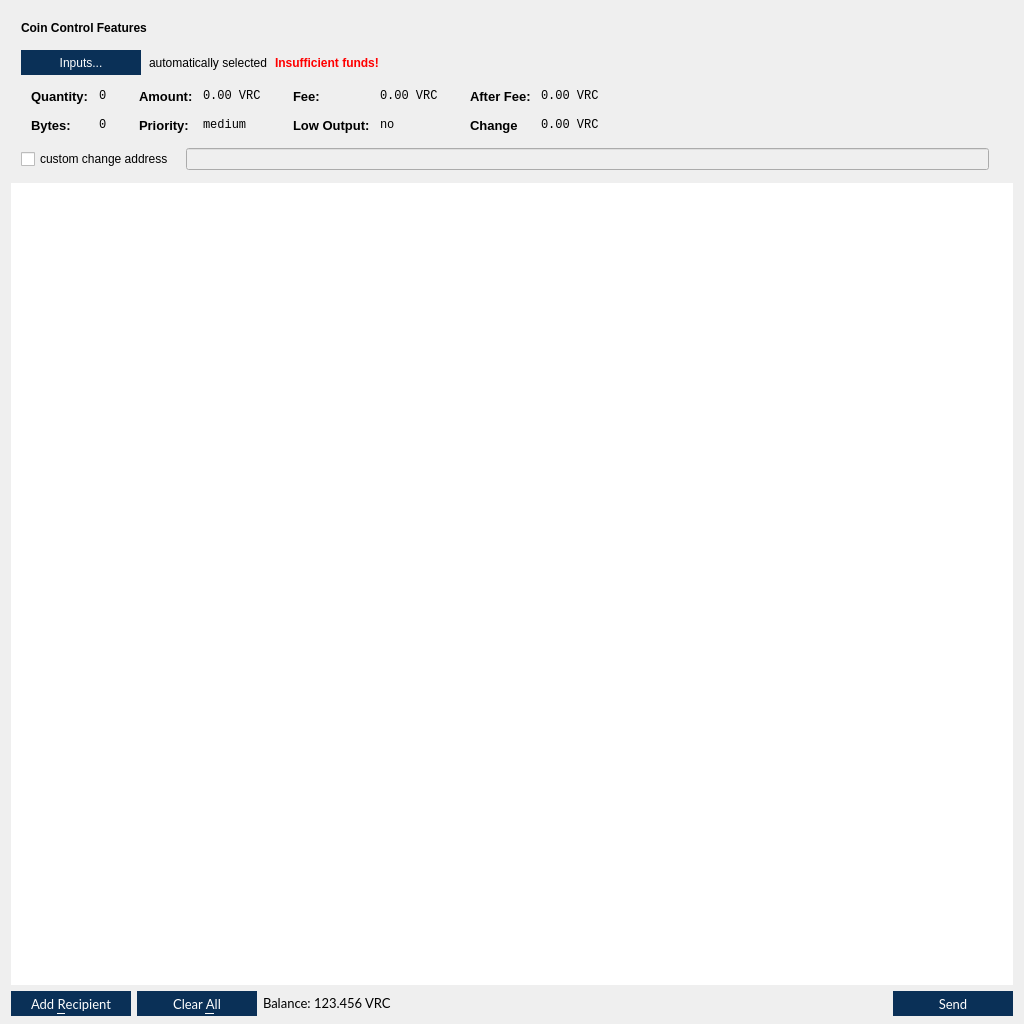
This is src/qt/forms/sendbitcoinsdialog.ui in VeriConomy/vericoin as Qt 5 draws it before an edit. The edited form follows.
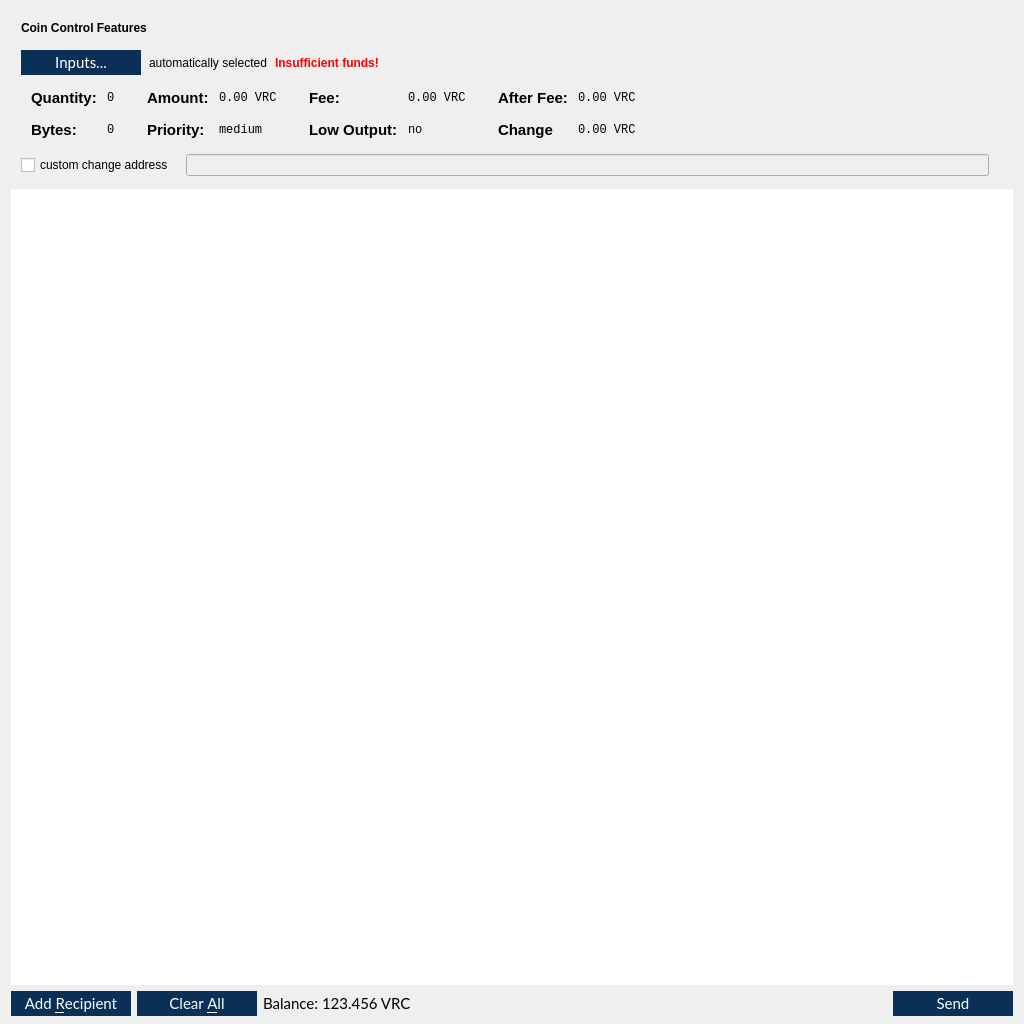
This is the edited form. Icons and pictures are not drawn.

```diff
--- a/src/qt/forms/sendbitcoinsdialog.ui
+++ b/src/qt/forms/sendbitcoinsdialog.ui
@@ -112,6 +112,12 @@
               <height>25</height>
              </size>
             </property>
+            <property name="font">
+             <font>
+              <family>Lato</family>
+              <pointsize>11</pointsize>
+             </font>
+            </property>
             <property name="styleSheet">
              <string notr="true">QPushButton { background : #0a3057; border : none; color: #FFFFFF} QPushButton:hover { background : #418BCA; } 
 QPushButton:pressed { background : #418BCA; }</string>
@@ -227,7 +233,7 @@
                 <widget class="QLabel" name="labelCoinControlQuantityText">
                  <property name="font">
                   <font>
-                   <pointsize>10</pointsize>
+                   <pointsize>11</pointsize>
                    <weight>75</weight>
                    <bold>true</bold>
                   </font>
@@ -272,7 +278,7 @@
                 <widget class="QLabel" name="labelCoinControlBytesText">
                  <property name="font">
                   <font>
-                   <pointsize>10</pointsize>
+                   <pointsize>11</pointsize>
                    <weight>75</weight>
                    <bold>true</bold>
                   </font>
@@ -330,7 +336,7 @@
                 <widget class="QLabel" name="labelCoinControlAmountText">
                  <property name="font">
                   <font>
-                   <pointsize>10</pointsize>
+                   <pointsize>11</pointsize>
                    <weight>75</weight>
                    <bold>true</bold>
                   </font>
@@ -372,7 +378,7 @@
                 <widget class="QLabel" name="labelCoinControlPriorityText">
                  <property name="font">
                   <font>
-                   <pointsize>10</pointsize>
+                   <pointsize>11</pointsize>
                    <weight>75</weight>
                    <bold>true</bold>
                   </font>
@@ -430,7 +436,7 @@
                 <widget class="QLabel" name="labelCoinControlFeeText">
                  <property name="font">
                   <font>
-                   <pointsize>10</pointsize>
+                   <pointsize>11</pointsize>
                    <weight>75</weight>
                    <bold>true</bold>
                   </font>
@@ -472,7 +478,7 @@
                 <widget class="QLabel" name="labelCoinControlLowOutputText">
                  <property name="font">
                   <font>
-                   <pointsize>10</pointsize>
+                   <pointsize>11</pointsize>
                    <weight>75</weight>
                    <bold>true</bold>
                   </font>
@@ -530,7 +536,7 @@
                 <widget class="QLabel" name="labelCoinControlAfterFeeText">
                  <property name="font">
                   <font>
-                   <pointsize>10</pointsize>
+                   <pointsize>11</pointsize>
                    <weight>75</weight>
                    <bold>true</bold>
                   </font>
@@ -572,7 +578,7 @@
                 <widget class="QLabel" name="labelCoinControlChangeText">
                  <property name="font">
                   <font>
-                   <pointsize>10</pointsize>
+                   <pointsize>11</pointsize>
                    <weight>75</weight>
                    <bold>true</bold>
                   </font>
@@ -704,7 +710,7 @@
         <x>0</x>
         <y>0</y>
         <width>1006</width>
-        <height>782</height>
+        <height>797</height>
        </rect>
       </property>
       <property name="styleSheet">
@@ -760,7 +766,7 @@
        <property name="font">
         <font>
          <family>Lato</family>
-         <pointsize>10</pointsize>
+         <pointsize>11</pointsize>
         </font>
        </property>
        <property name="toolTip">
@@ -805,7 +811,7 @@
        <property name="font">
         <font>
          <family>Lato</family>
-         <pointsize>10</pointsize>
+         <pointsize>11</pointsize>
         </font>
        </property>
        <property name="toolTip">
@@ -852,7 +858,7 @@
          <property name="font">
           <font>
            <family>Lato</family>
-           <pointsize>10</pointsize>
+           <pointsize>11</pointsize>
           </font>
          </property>
          <property name="text">
@@ -871,7 +877,7 @@
          <property name="font">
           <font>
            <family>Lato</family>
-           <pointsize>10</pointsize>
+           <pointsize>11</pointsize>
           </font>
          </property>
          <property name="cursor">
@@ -917,7 +923,7 @@
        <property name="font">
         <font>
          <family>Lato</family>
-         <pointsize>10</pointsize>
+         <pointsize>11</pointsize>
         </font>
        </property>
        <property name="toolTip">
```
